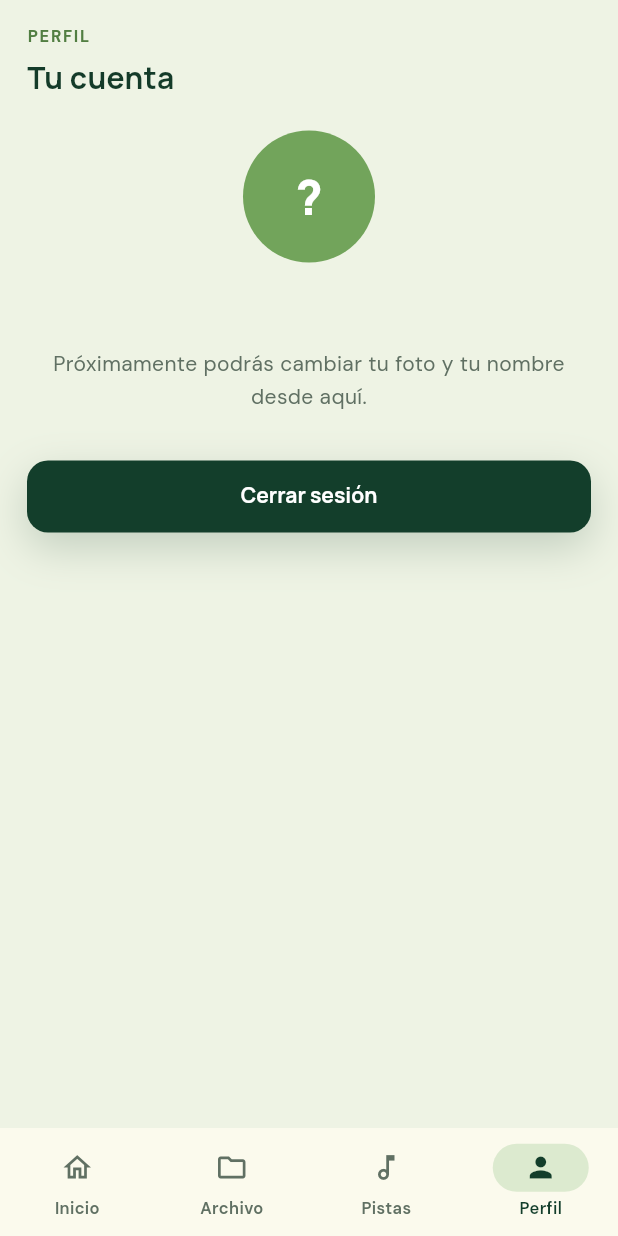
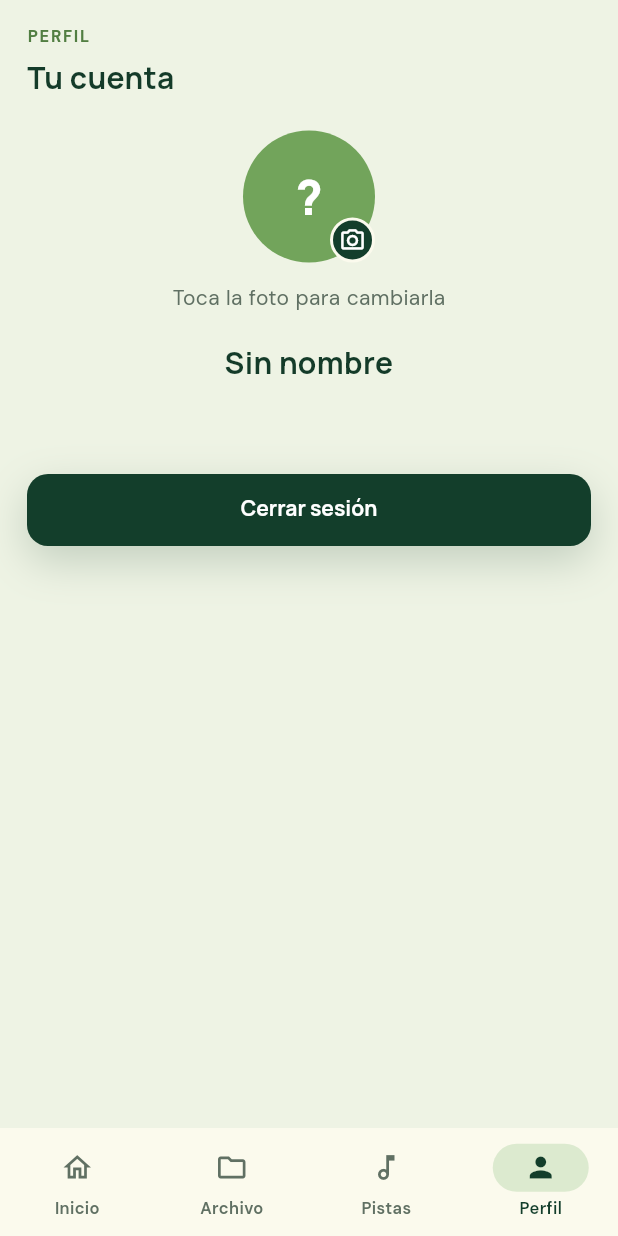
Before and after one commit to Nekros981/Movil, a Flutter app: the screen it shows once a user with an empty profile is signed in, item 4 of the bottom bar chosen, on a phone screen of 412 x 824 dp. Run offline on Flutter 3.47's test engine with Material 3 defaults, Android fonts, the phone set to English and light mode, and no system bars; our stand-ins replace google_fonts, image_picker, supabase_flutter; accounts and stored records are empty.

Commit message:
Permitir foto de perfil con galería, Storage avatars y datos en Perfil.
Co-authored-by: Cursor <cursoragent@cursor.com>

```diff
--- a/lib/features/auth/auth_repository.dart
+++ b/lib/features/auth/auth_repository.dart
@@ -1,3 +1,5 @@
+import 'dart:typed_data';
+
 import 'package:supabase_flutter/supabase_flutter.dart';
 
 class AuthRepository {
@@ -19,6 +21,8 @@ class AuthRepository {
       'Cada palabra con mayúscula inicial, un espacio entre palabras.';
 
   static const passwordResetRedirect = 'com.example.proycto1://reset-password/';
+
+  static const avatarBucket = 'avatars';
 
   final SupabaseClient _client;
 
@@ -45,6 +49,56 @@ class AuthRepository {
 
   String? currentSession() {
     return _client.auth.currentUser?.email;
+  }
+
+  String? currentName() {
+    final name = _client.auth.currentUser?.userMetadata?['name'];
+    if (name is String && name.trim().isNotEmpty) {
+      return name.trim();
+    }
+    return null;
+  }
+
+  String? currentAvatarUrl() {
+    final url = _client.auth.currentUser?.userMetadata?['avatar_url'];
+    if (url is String && url.trim().isNotEmpty) {
+      return url.trim();
+    }
+    return null;
+  }
+
+  Future<String?> uploadAvatar(Uint8List bytes) async {
+    final user = _client.auth.currentUser;
+    if (user == null) {
+      return 'Inicia sesión para subir tu foto.';
+    }
+
+    try {
+      final path = '${user.id}/avatar.jpg';
+      await _client.storage.from(avatarBucket).uploadBinary(
+        path,
+        bytes,
+        fileOptions: const FileOptions(
+          upsert: true,
+          contentType: 'image/jpeg',
+        ),
+      );
+
+      final publicUrl = _client.storage.from(avatarBucket).getPublicUrl(path);
+      final cacheBusted =
+          '$publicUrl?v=${DateTime.now().millisecondsSinceEpoch}';
+
+      await _client.auth.updateUser(
+        UserAttributes(data: {'avatar_url': cacheBusted}),
+      );
+      return null;
+    } on StorageException catch (error) {
+      return error.message;
+    } on AuthException catch (error) {
+      return _mapAuthError(error, forRegister: false);
+    } catch (_) {
+      return 'No se pudo subir la foto. Intenta de nuevo.';
+    }
   }
 
   Future<String?> register(String name, String email, String password) async {
--- a/lib/features/profile/profile_screen.dart
+++ b/lib/features/profile/profile_screen.dart
@@ -1,5 +1,6 @@
 import 'package:flutter/material.dart';
 import 'package:google_fonts/google_fonts.dart';
+import 'package:image_picker/image_picker.dart';
 
 import '../../core/theme/app_colors.dart';
 import '../../core/theme/app_spacing.dart';
@@ -8,7 +9,7 @@ import '../../core/widgets/primary_button.dart';
 import '../auth/auth_repository.dart';
 import '../auth/login_screen.dart';
 
-class ProfileScreen extends StatelessWidget {
+class ProfileScreen extends StatefulWidget {
   const ProfileScreen({
     required this.email,
     required this.authRepository,
@@ -18,29 +19,96 @@ class ProfileScreen extends StatelessWidget {
   final String email;
   final AuthRepository authRepository;
 
+  @override
+  State<ProfileScreen> createState() => _ProfileScreenState();
+}
+
+class _ProfileScreenState extends State<ProfileScreen> {
+  String? _name;
+  String? _avatarUrl;
+  bool _uploading = false;
+  String? _avatarError;
+
+  @override
+  void initState() {
+    super.initState();
+    _loadProfile();
+  }
+
+  void _loadProfile() {
+    setState(() {
+      _name = widget.authRepository.currentName();
+      _avatarUrl = widget.authRepository.currentAvatarUrl();
+    });
+  }
+
   Future<void> _logout(BuildContext context) async {
-    await authRepository.logout();
+    await widget.authRepository.logout();
     if (!context.mounted) {
       return;
     }
     Navigator.of(context).pushAndRemoveUntil(
       MaterialPageRoute<void>(
-        builder: (_) => LoginScreen(authRepository: authRepository),
+        builder: (_) => LoginScreen(authRepository: widget.authRepository),
       ),
       (_) => false,
     );
   }
 
   String _initial() {
-    final trimmed = email.trim();
+    final fromName = _name?.trim();
+    if (fromName != null && fromName.isNotEmpty) {
+      return fromName[0].toUpperCase();
+    }
+    final trimmed = widget.email.trim();
     if (trimmed.isEmpty) {
       return '?';
     }
     return trimmed[0].toUpperCase();
   }
 
+  Future<void> _pickAndUploadAvatar() async {
+    if (_uploading) {
+      return;
+    }
+
+    setState(() => _avatarError = null);
+
+    final picker = ImagePicker();
+    final image = await picker.pickImage(
+      source: ImageSource.gallery,
+      maxWidth: 1024,
+      maxHeight: 1024,
+      imageQuality: 85,
+    );
+
+    if (image == null || !mounted) {
+      return;
+    }
+
+    setState(() => _uploading = true);
+
+    final bytes = await image.readAsBytes();
+    final error = await widget.authRepository.uploadAvatar(bytes);
+
+    if (!mounted) {
+      return;
+    }
+
+    setState(() {
+      _uploading = false;
+      if (error != null) {
+        _avatarError = error;
+      } else {
+        _avatarUrl = widget.authRepository.currentAvatarUrl();
+      }
+    });
+  }
+
   @override
   Widget build(BuildContext context) {
+    final displayName = _name ?? 'Sin nombre';
+
     return ListView(
       padding: const EdgeInsets.fromLTRB(
         AppSpacing.screen,
@@ -54,10 +122,25 @@ class ProfileScreen extends StatelessWidget {
         Text('Tu cuenta', style: AppTypography.sectionTitle),
         const SizedBox(height: AppSpacing.xl),
         Center(
-          child: CircleAvatar(
+          child: Column(
+            children: [
+              Material(
+                color: Colors.transparent,
+                child: InkWell(
+                  onTap: _uploading ? null : _pickAndUploadAvatar,
+                  customBorder: const CircleBorder(),
+                  child: Stack(
+                    alignment: Alignment.center,
+                    children: [
+                      CircleAvatar(
                         radius: 44,
                         backgroundColor: AppColors.sage,
-            child: Text(
+                        backgroundImage: _avatarUrl != null
+                            ? NetworkImage(_avatarUrl!)
+                            : null,
+                        child: _avatarUrl != null
+                            ? null
+                            : Text(
                                 _initial(),
                                 style: GoogleFonts.manrope(
                                   fontSize: 32,
@@ -66,19 +149,82 @@ class ProfileScreen extends StatelessWidget {
                                 ),
                               ),
                       ),
+                      if (_uploading)
+                        const Positioned.fill(
+                          child: DecoratedBox(
+                            decoration: BoxDecoration(
+                              color: Color(0x66000000),
+                              shape: BoxShape.circle,
                             ),
+                            child: Center(
+                              child: SizedBox(
+                                width: 28,
+                                height: 28,
+                                child: CircularProgressIndicator(
+                                  strokeWidth: 2,
+                                  color: AppColors.white,
+                                ),
+                              ),
+                            ),
+                          ),
+                        )
+                      else
+                        Positioned(
+                          right: 0,
+                          bottom: 0,
+                          child: DecoratedBox(
+                            decoration: BoxDecoration(
+                              color: AppColors.primary,
+                              shape: BoxShape.circle,
+                              border: Border.all(
+                                color: AppColors.surface,
+                                width: 2,
+                              ),
+                            ),
+                            child: const Padding(
+                              padding: EdgeInsets.all(6),
+                              child: Icon(
+                                Icons.photo_camera_outlined,
+                                size: 18,
+                                color: AppColors.white,
+                              ),
+                            ),
+                          ),
+                        ),
+                    ],
+                  ),
+                ),
+              ),
+              const SizedBox(height: AppSpacing.sm),
+              Text(
+                'Toca la foto para cambiarla',
+                style: AppTypography.body,
+              ),
+            ],
+          ),
+        ),
+        if (_avatarError != null) ...[
+          const SizedBox(height: AppSpacing.sm),
+          Center(
+            child: Text(
+              _avatarError!,
+              textAlign: TextAlign.center,
+              style: AppTypography.body.copyWith(color: AppColors.error),
+            ),
+          ),
+        ],
         const SizedBox(height: AppSpacing.lg),
         Center(
           child: Text(
-            email,
+            displayName,
             textAlign: TextAlign.center,
             style: AppTypography.sectionTitle,
           ),
         ),
-        const SizedBox(height: AppSpacing.sm),
+        const SizedBox(height: AppSpacing.xs),
         Center(
           child: Text(
-            'Próximamente podrás cambiar tu foto y tu nombre desde aquí.',
+            widget.email,
             textAlign: TextAlign.center,
             style: AppTypography.body,
           ),
--- a/pubspec.yaml
+++ b/pubspec.yaml
@@ -16,6 +16,7 @@ dependencies:
   google_fonts: ^9.0.0
   audioplayers: ^6.8.1
   supabase_flutter: ^2.18.3
+  image_picker: ^1.2.4
 
 dev_dependencies:
   flutter_test:
```
Also changed, not shown: pubspec.lock, 8 other files. Lines whose indentation alone changed are shown as unchanged.
